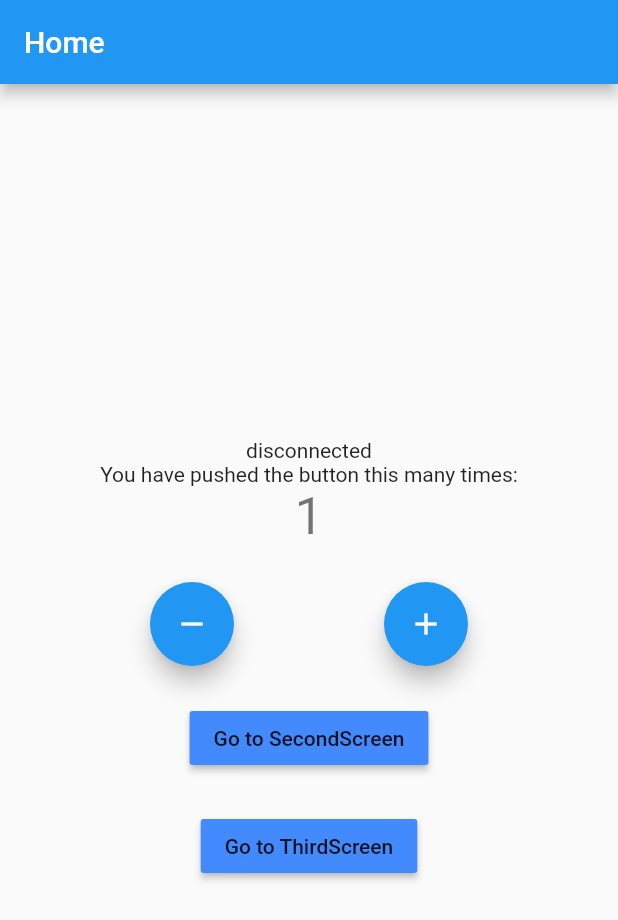
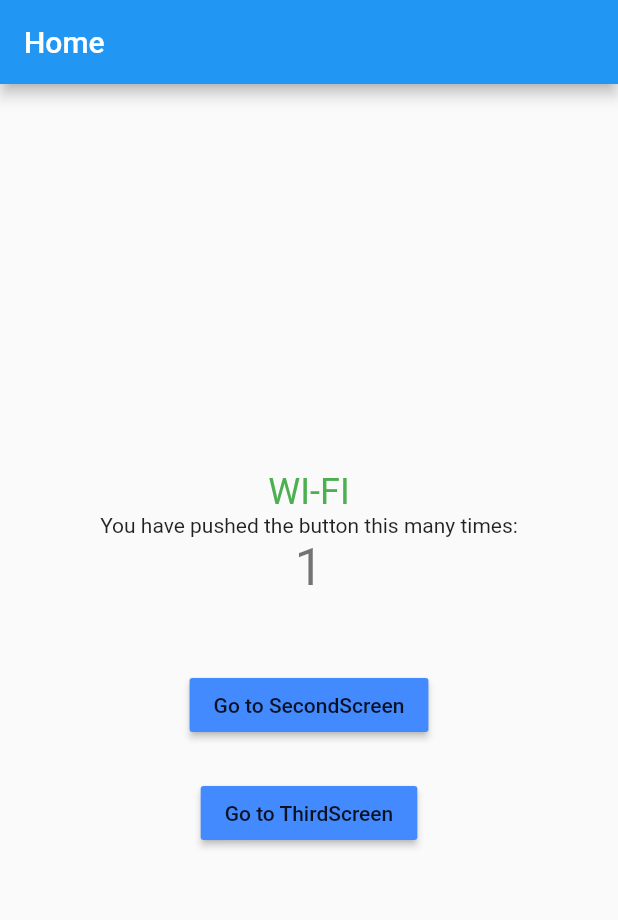
Before and after one commit to ckchamara/bloc_counter_app, a Flutter app: the screen it shows after launch, on a phone screen of 412 x 824 dp. Shown: the top 920 px of the screen. Run offline on Flutter 3.47's test engine with Material 2 defaults, Android fonts, the phone set to English and light mode, and no system bars; our stand-ins replace bloc, connectivity_plus, flutter_bloc.

```diff
--- a/lib/cubit/counter_cubit.dart
+++ b/lib/cubit/counter_cubit.dart
@@ -22,6 +22,7 @@ class CounterCubit extends Cubit<CounterState> {
       if (internetState is InternetConnected &&
           internetState.connectionType == ConnectionType.wifi) {
         increment();
+        print('incremented');
       } else if (internetState is InternetConnected &&
           internetState.connectionType == ConnectionType.mobile) {
         decrement();
--- a/lib/cubit/internet_cubit.dart
+++ b/lib/cubit/internet_cubit.dart
@@ -18,12 +18,16 @@ class InternetCubit extends Cubit<InternetState> {
   void monitorInternetConnection() {
     connectivitySubscription =
         connectivity.onConnectivityChanged.listen((_connectivityResult) {
+          print('monitorinternetconn');
       if (_connectivityResult == ConnectivityResult.wifi) {
         emitInternetConnected(ConnectionType.wifi);
+        print('wifi');
       } else if (_connectivityResult == ConnectivityResult.mobile) {
         emitInternetConnected(ConnectionType.mobile);
-      }else if(_connectivityResult == ConnectivityResult.none);{
+        print('mobile');
+      } else if(_connectivityResult == ConnectivityResult.none) {
         emitInternetDisconnected();
+        print('disconeccted..');
       }
     });
   }
--- a/lib/presentation/screens/home_screen.dart
+++ b/lib/presentation/screens/home_screen.dart
@@ -15,6 +15,7 @@ class HomeScreen extends StatefulWidget {
 
   @override
   _HomeScreenState createState() => _HomeScreenState();
+
 }
 
 class _HomeScreenState extends State<HomeScreen> {
@@ -33,7 +34,7 @@ class _HomeScreenState extends State<HomeScreen> {
               if (state is InternetConnected &&
                   state.connectionType == ConnectionType.wifi) {
                 return Text(
-                  'wifi',
+                  'WI-FI',
                   style: Theme.of(context)
                       .textTheme
                       .headline5
@@ -47,7 +48,11 @@ class _HomeScreenState extends State<HomeScreen> {
                         .headline5
                         ?.copyWith(color: Colors.red));
               } else if (state is InternetDisconnected) {
-                return Text('disconnected');
+                return Text('disconnected',
+                    style: Theme.of(context)
+                        .textTheme
+                        .headline5
+                        ?.copyWith(color: Colors.blue));
               }
               return CircularProgressIndicator();
             }),
@@ -98,29 +103,29 @@ class _HomeScreenState extends State<HomeScreen> {
             SizedBox(
               height: 24,
             ),
-            Row(
-              mainAxisAlignment: MainAxisAlignment.spaceEvenly,
-              children: [
-                FloatingActionButton(
-                  heroTag: Text('${widget.title}'),
-                  onPressed: () {
-                    BlocProvider.of<CounterCubit>(context).decrement();
-                    // context.bloc<CounterCubit>().decrement();
-                  },
-                  tooltip: 'Decrement',
-                  child: Icon(Icons.remove),
-                ),
-                FloatingActionButton(
-                  heroTag: Text('${widget.title} #2'),
-                  onPressed: () {
-                    BlocProvider.of<CounterCubit>(context).increment();
-                    // context.bloc<CounterCubit>().increment();
-                  },
-                  tooltip: 'Increment',
-                  child: Icon(Icons.add),
-                ),
-              ],
-            ),
+            // Row(
+            //   mainAxisAlignment: MainAxisAlignment.spaceEvenly,
+            //   children: [
+            //     FloatingActionButton(
+            //       heroTag: Text('${widget.title}'),
+            //       onPressed: () {
+            //         BlocProvider.of<CounterCubit>(context).decrement();
+            //         // context.bloc<CounterCubit>().decrement();
+            //       },
+            //       tooltip: 'Decrement',
+            //       child: Icon(Icons.remove),
+            //     ),
+            //     FloatingActionButton(
+            //       heroTag: Text('${widget.title} #2'),
+            //       onPressed: () {
+            //         BlocProvider.of<CounterCubit>(context).increment();
+            //         // context.bloc<CounterCubit>().increment();
+            //       },
+            //       tooltip: 'Increment',
+            //       child: Icon(Icons.add),
+            //     ),
+            //   ],
+            // ),
             SizedBox(
               height: 24,
             ),
```
Also changed, not shown: lib/BlocConsumer.dart (+105 -105 lines).
